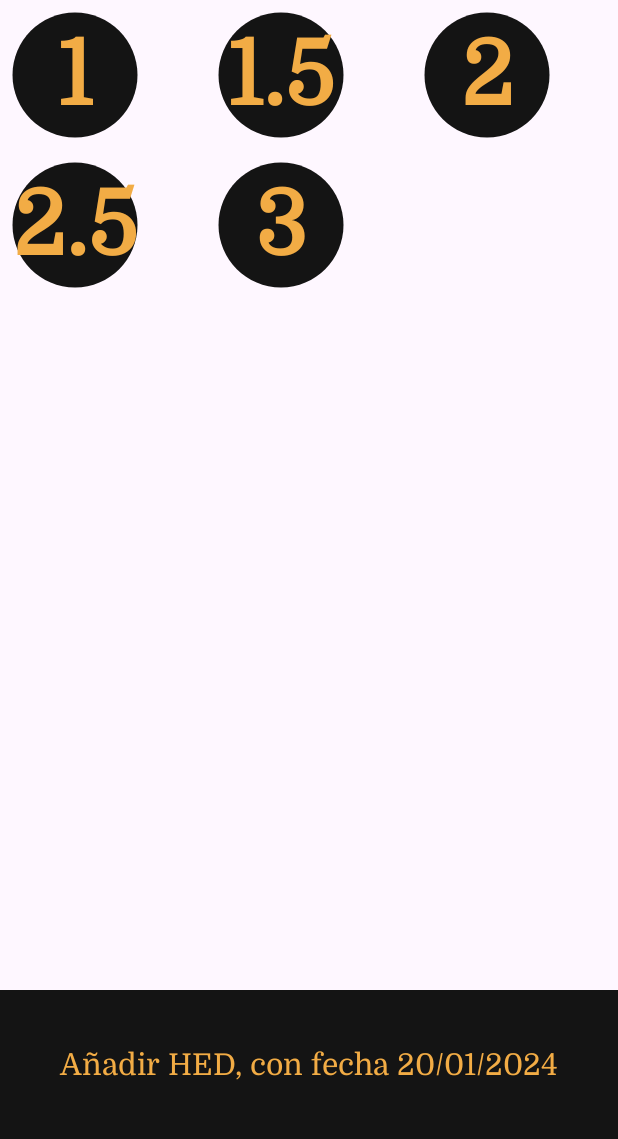
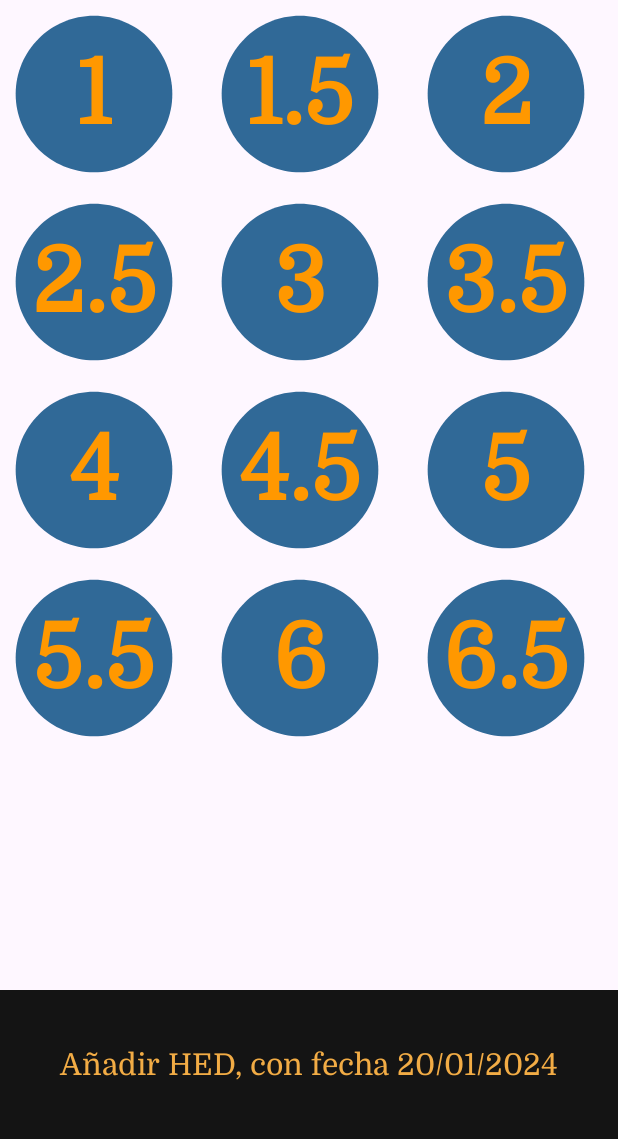
Before and after one commit to BertoSoft/NewIncidencias, an Android app: the screen it shows after launch (AddHorasActivity), after a tap on "H.E.D.", on a phone screen of 412 x 824 dp, the part 96-1235 px from its top. Run offline under Robolectric (Android 15) with nearby library versions, the phone set to English and light mode, and no system bars; our stand-ins replace Dagger/Hilt's generated code, navigation-ui.

Commit message:
rvAddHoras 20012024_2

```diff
--- a/app/src/main/java/com/bertosoft/newincidencias/ui/addhoras/AddHorasViewModel.kt
+++ b/app/src/main/java/com/bertosoft/newincidencias/ui/addhoras/AddHorasViewModel.kt
@@ -15,7 +15,20 @@ class AddHorasViewModel @Inject constructor(): ViewModel(){
     val addDatos: StateFlow<List<String>> = _addDatos
 
     init {
-        _addDatos.value = listOf("1", "1.5", "2", "2.5", "3")
+        _addDatos.value = listOf(
+            "1",
+            "1.5",
+            "2",
+            "2.5",
+            "3",
+            "3.5",
+            "4",
+            "4.5",
+            "5",
+            "5.5",
+            "6",
+            "6.5"
+        )
     }
 
     fun setHoras(fecha: String, cantidad: String, tipo: String): String {
--- a/app/src/main/res/layout/item_add_horas.xml
+++ b/app/src/main/res/layout/item_add_horas.xml
@@ -6,17 +6,17 @@
 
     <ImageView
         android:id="@+id/ivImagen"
-        android:layout_width="100dp"
-        android:layout_height="100dp"
+        android:layout_width="125dp"
+        android:layout_height="125dp"
         android:src="@drawable/ic_circle"
         app:layout_constraintTop_toTopOf="parent"
-        app:layout_constraintStart_toStartOf="parent"/>
+        app:layout_constraintStart_toStartOf="parent"
+        app:tint="@color/azul" />
     <TextView
         android:id="@+id/tvNumero"
         android:layout_width="wrap_content"
         android:layout_height="wrap_content"
         style="@style/Numeros"
-        android:text="1.5"
         app:layout_constraintStart_toStartOf="@id/ivImagen"
         app:layout_constraintTop_toTopOf="@id/ivImagen"
         app:layout_constraintEnd_toEndOf="@id/ivImagen"
--- a/app/src/main/res/values/colors.xml
+++ b/app/src/main/res/values/colors.xml
@@ -9,6 +9,7 @@
     <color name="secundario">#F2AC45</color>
     <color name="claro">#CDDC39</color>
     <color name="oro">#F4DC0A</color>
+    <color name="naranja">#FF9800</color>
     <color name="rojo">#ff0000</color>
     <color name="azul">#306997</color>
 
--- a/app/src/main/res/values/themes.xml
+++ b/app/src/main/res/values/themes.xml
@@ -27,7 +27,7 @@
         <item name="android:textStyle">bold</item>
         <item name="android:fontFamily">@font/domine_variable_font_wght</item>
         <item name="android:textSize">60sp</item>
-        <item name="android:textColor">@color/secundario</item>
+        <item name="android:textColor">@color/naranja</item>
     </style>
 
 
```
